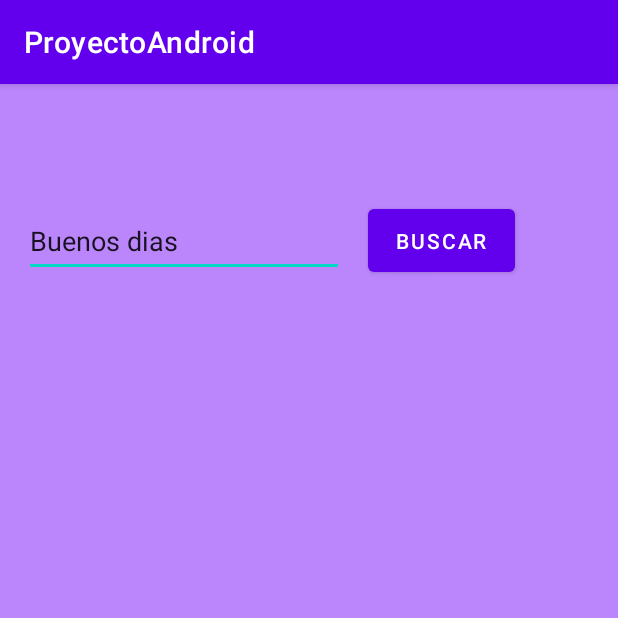
After one commit to AlvaroVeraOrtiz/ProyectoAndroid, an Android app: the fragment YoutubeFragment shown on its own in the app's theme, on a phone screen of 412 x 824 dp, the top half of it. The commit adds this screen. Run offline under Robolectric (Android 15) with nearby library versions, the phone set to English and light mode, and no system bars.

Commit message:
Prototipo youtube
Creados fragmento y actividad para youtube, editado el main drawer y el navigation para que se pueda navegar al fragmento desde el menu.

```diff
--- a/app/src/main/java/com/example/proyectoandroid/MainActivity.java
+++ b/app/src/main/java/com/example/proyectoandroid/MainActivity.java
@@ -41,7 +41,7 @@ public class MainActivity extends AppCompatActivity {
         // Passing each menu ID as a set of Ids because each
         // menu should be considered as top level destinations.
         mAppBarConfiguration = new AppBarConfiguration.Builder(
-                R.id.nav_home, R.id.nav_gallery, R.id.nav_slideshow)
+                R.id.nav_home, R.id.nav_gallery, R.id.nav_slideshow, R.id.youtubeFragment)
                 .setOpenableLayout(drawer)
                 .build();
         NavController navController = Navigation.findNavController(this, R.id.nav_host_fragment_content_main);
--- /dev/null
+++ b/app/src/main/java/com/example/proyectoandroid/ui/youtube/YoutubeFragment.java
@@ -0,0 +1,49 @@
+package com.example.proyectoandroid.ui.youtube;
+
+import android.content.Intent;
+import android.os.Bundle;
+
+import androidx.annotation.NonNull;
+import androidx.fragment.app.Fragment;
+
+import android.view.LayoutInflater;
+import android.view.View;
+import android.view.ViewGroup;
+
+import com.example.proyectoandroid.YoutubeActivity;
+import com.example.proyectoandroid.databinding.FragmentYoutubeBinding;
+
+public class YoutubeFragment extends Fragment {
+
+    private FragmentYoutubeBinding binding;
+
+    public View onCreateView(@NonNull LayoutInflater inflater,
+                             ViewGroup container, Bundle savedInstanceState) {
+
+        binding = FragmentYoutubeBinding.inflate(inflater, container, false);
+        View root = binding.getRoot();
+
+        binding.ptText.setText("Buenos dias");
+        binding.btBuscar.setOnClickListener(new View.OnClickListener() {
+            @Override
+            public void onClick(View v) {
+                Intent intento = new Intent(getActivity(), YoutubeActivity.class);
+                String video = binding.ptText.getText().toString();
+                intento.putExtra("video",video);
+
+                intento.setAction(Intent.ACTION_SEND);
+                intento.setType("text/plain");
+                startActivity(intento);
+            }
+        });
+
+        return root;
+    }
+
+    @Override
+    public void onDestroyView() {
+        super.onDestroyView();
+        binding = null;
+    }
+
+}
--- /dev/null
+++ b/app/src/main/res/layout/fragment_youtube.xml
@@ -0,0 +1,45 @@
+<?xml version="1.0" encoding="utf-8"?>
+<FrameLayout xmlns:android="http://schemas.android.com/apk/res/android"
+    xmlns:app="http://schemas.android.com/apk/res-auto"
+    xmlns:tools="http://schemas.android.com/tools"
+    android:layout_width="match_parent"
+    android:layout_height="match_parent"
+    tools:context=".ui.youtube.YoutubeFragment"
+    android:background="@color/purple_200">
+
+    <!-- TODO: Update blank fragment layout -->
+
+    <androidx.constraintlayout.widget.ConstraintLayout
+        android:layout_width="match_parent"
+        android:layout_height="match_parent">
+
+        <EditText
+            android:id="@+id/ptText"
+            android:layout_width="wrap_content"
+            android:layout_height="wrap_content"
+            android:ems="10"
+            android:inputType="textPersonName"
+            android:minHeight="48dp"
+            android:text="Name"
+            app:layout_constraintBottom_toBottomOf="parent"
+            app:layout_constraintEnd_toEndOf="parent"
+            app:layout_constraintHorizontal_bias="0.079"
+            app:layout_constraintStart_toStartOf="parent"
+            app:layout_constraintTop_toTopOf="parent"
+            app:layout_constraintVertical_bias="0.112" />
+
+        <Button
+            android:id="@+id/btBuscar"
+            android:layout_width="98dp"
+            android:layout_height="54dp"
+            android:layout_marginEnd="4dp"
+            android:text="@string/btn_search"
+            app:layout_constraintBottom_toBottomOf="parent"
+            app:layout_constraintEnd_toEndOf="parent"
+            app:layout_constraintHorizontal_bias="0.195"
+            app:layout_constraintStart_toEndOf="@+id/ptText"
+            app:layout_constraintTop_toTopOf="parent"
+            app:layout_constraintVertical_bias="0.108" />
+    </androidx.constraintlayout.widget.ConstraintLayout>
+
+</FrameLayout>
--- a/app/src/main/res/menu/activity_main_drawer.xml
+++ b/app/src/main/res/menu/activity_main_drawer.xml
@@ -16,5 +16,9 @@
             android:id="@+id/nav_slideshow"
             android:icon="@drawable/ic_menu_slideshow"
             android:title="@string/menu_slideshow" />
+        <item
+            android:id="@+id/youtubeFragment"
+            android:icon="@drawable/ic_menu_camera"
+            android:title="@string/menu_youtube"/>
     </group>
 </menu>
--- a/app/src/main/res/navigation/mobile_navigation.xml
+++ b/app/src/main/res/navigation/mobile_navigation.xml
@@ -22,4 +22,9 @@
         android:name="com.example.proyectoandroid.ui.slideshow.SlideshowFragment"
         android:label="@string/menu_slideshow"
         tools:layout="@layout/fragment_slideshow" />
+    <fragment
+        android:id="@+id/youtubeFragment"
+        android:name="com.example.proyectoandroid.ui.youtube.YoutubeFragment"
+        android:label="fragment_youtube"
+        tools:layout="@layout/fragment_youtube" />
 </navigation>
--- a/app/src/main/res/values/strings.xml
+++ b/app/src/main/res/values/strings.xml
@@ -10,4 +10,8 @@
     <string name="menu_home">Home</string>
     <string name="menu_gallery">Gallery</string>
     <string name="menu_slideshow">Slideshow</string>
+    <string name="menu_youtube">YouTube</string>
+    <string name="btn_search">Buscar</string>
+    <!-- TODO: Remove or change this placeholder text -->
+    <string name="hello_blank_fragment">Hello blank fragment</string>
 </resources>
```
Also changed, not shown: app/src/main/AndroidManifest.xml (+6 -3 lines), app/src/main/java/com/example/proyectoandroid/YoutubeActivity.java (added, +62 -0 lines), app/src/main/res/layout/activity_youtube.xml (added, +28 -0 lines), app/src/main/res/layout/youtube_fragment.xml (added, +13 -0 lines).
